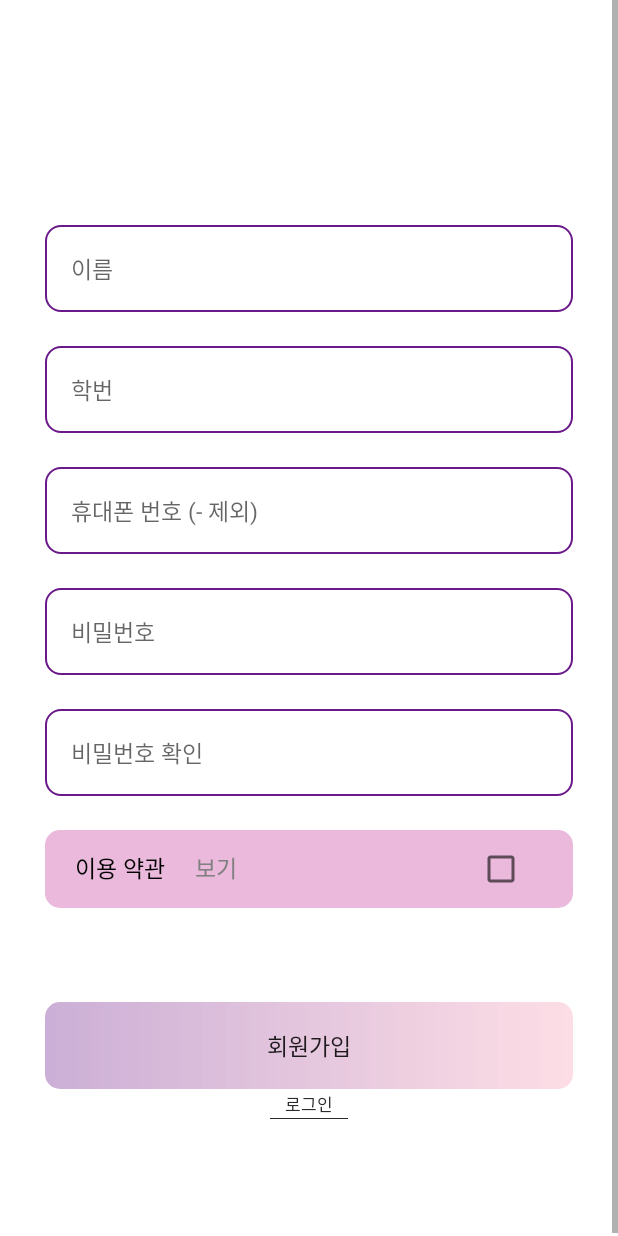
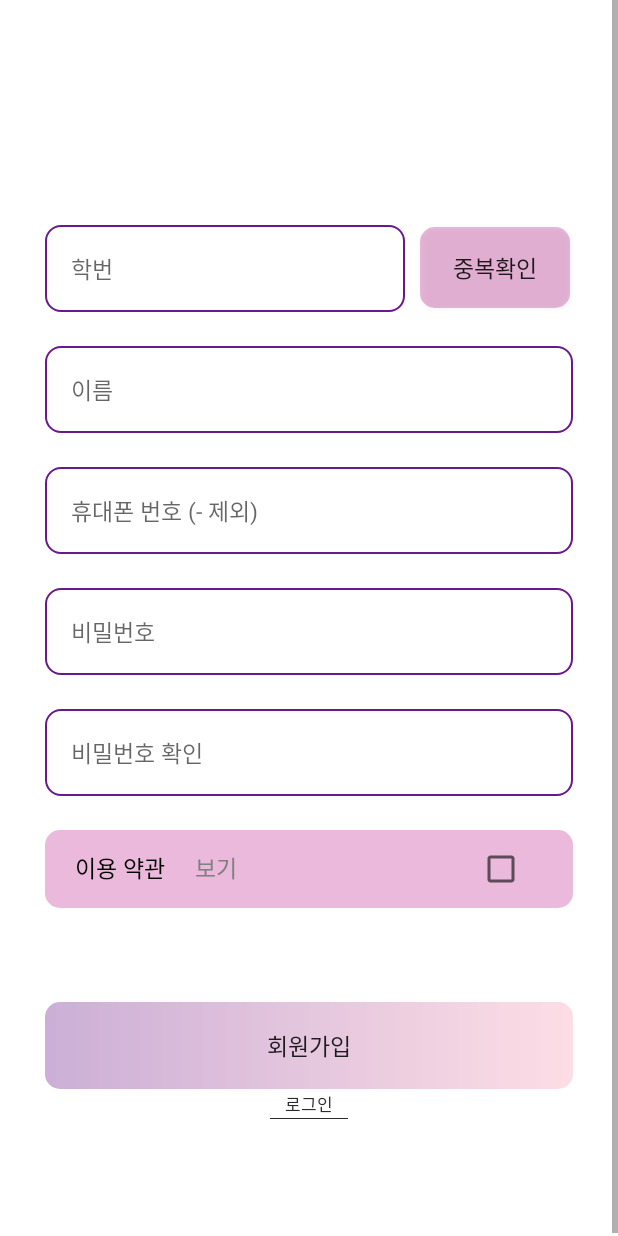
Before and after one commit to Honghyeonji/MP2021-2-9, an Android app: the layout activity_join.xml on its own in the app's theme, with its tools: preview values and no code run, on a phone screen of 412 x 824 dp. Run offline under Robolectric (Android 15) with nearby library versions, the phone set to English and light mode, and no system bars.

Commit message:
modify join layout

```diff
--- a/app/src/main/java/com/example/mp2021_2_9/joinActivity.java
+++ b/app/src/main/java/com/example/mp2021_2_9/joinActivity.java
@@ -18,6 +18,8 @@ public class joinActivity extends AppCompatActivity {
         setContentView(R.layout.activity_join);
 
 
+
+
         // 로그인 글씨 누르면 로그인 화면으로
         TextView goToLogin = (TextView) findViewById(R.id.id_toLogin);   // 로그인 텍스트뷰
         goToLogin.setOnClickListener(new View.OnClickListener() {
--- a/app/src/main/res/layout/activity_join.xml
+++ b/app/src/main/res/layout/activity_join.xml
@@ -9,14 +9,53 @@
         android:layout_height="wrap_content"
         android:orientation="vertical">
 
+        <LinearLayout
+            android:layout_width="match_parent"
+            android:layout_height="wrap_content"
+            android:layout_marginEnd="30dp"
+            android:layout_marginStart="30dp"
+            android:layout_marginTop="150dp"
+            android:orientation="horizontal">
+
+            <EditText
+                android:id="@+id/join_id"
+                android:layout_width="240dp"
+                android:layout_height="wrap_content"
+                android:layout_marginEnd="10dp"
+                android:textSize="15sp"
+                android:hint="@string/inputIdnum"
+                android:inputType="textPassword"
+                android:padding="17dp"
+                android:textColor="#919191"
+                android:background="@drawable/textbox_purple"
+                android:autofillHints="id" />
+
+             <Button
+                android:id="@+id/join_id_check"
+                android:layout_width="100dp"
+                android:layout_height="54dp"
+                android:background="@drawable/button_pinkpurple"
+                android:text="중복확인"
+                android:textSize="15sp" />
+
+        </LinearLayout>
+
+        <TextView
+            android:id="@+id/join_id_text"
+            android:layout_width="match_parent"
+            android:layout_height="wrap_content"
+            android:layout_marginStart="30dp"
+            android:layout_marginEnd="30dp"
+            android:textSize="9sp" />
+
         <EditText
             android:id="@+id/join_name"
             android:layout_width="match_parent"
             android:layout_height="wrap_content"
             android:layout_marginStart="30dp"
             android:layout_marginEnd="30dp"
+            android:layout_marginTop="10dp"
             android:textSize="15sp"
-            android:layout_marginTop="150dp"
             android:hint="@string/name"
             android:inputType="text"
             android:padding="17dp"
@@ -26,29 +65,6 @@
 
         <TextView
             android:id="@+id/join_name_text"
-            android:layout_width="match_parent"
-            android:layout_height="wrap_content"
-            android:layout_marginStart="30dp"
-            android:layout_marginEnd="30dp"
-            android:textSize="9sp" />
-
-        <EditText
-            android:id="@+id/join_id"
-            android:layout_width="match_parent"
-            android:layout_height="wrap_content"
-            android:layout_marginStart="30dp"
-            android:layout_marginEnd="30dp"
-            android:textSize="15sp"
-            android:layout_marginTop="10dp"
-            android:hint="@string/inputIdnum"
-            android:inputType="textPassword"
-            android:padding="17dp"
-            android:textColor="#919191"
-            android:background="@drawable/textbox_purple"
-            android:autofillHints="id" />
-
-        <TextView
-            android:id="@+id/join_id_text"
             android:layout_width="match_parent"
             android:layout_height="wrap_content"
             android:layout_marginStart="30dp"
```
